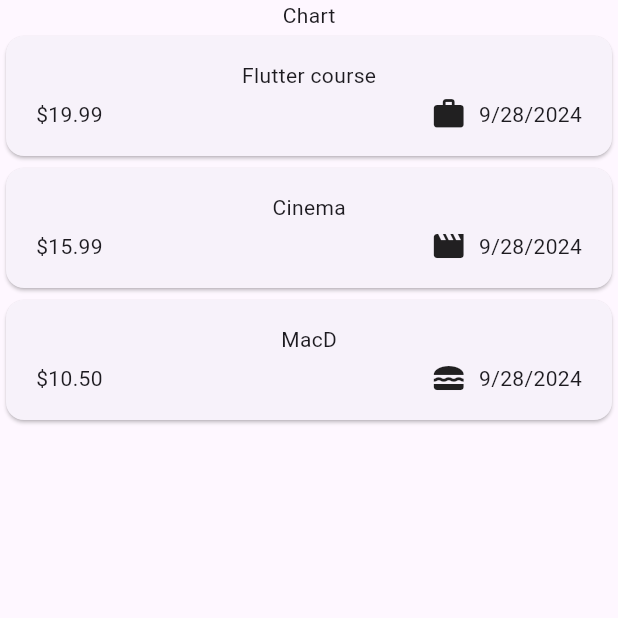
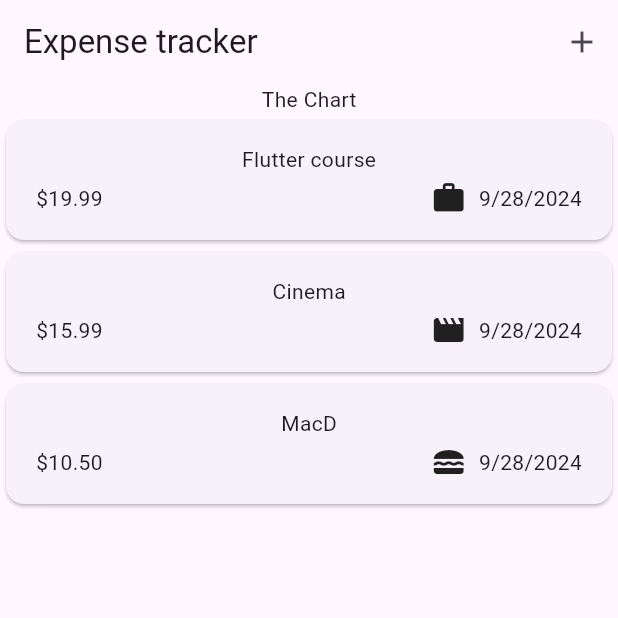
Before and after one commit to DanielNeset/expense_tracker, a Flutter app: the screen it shows after launch, on a phone screen of 412 x 824 dp, the top half of it. Run offline on Flutter 3.47's test engine with Material 3 defaults, Android fonts, the phone set to English and light mode, and no system bars.

Commit message:
Added AppBar with a button to open an modalBottomSheet

```diff
--- a/lib/expenses.dart
+++ b/lib/expenses.dart
@@ -34,12 +34,28 @@ class _ExpensesState extends State<Expenses> {
     ),
   ];
 
+  void _openAddExpenseOverlay() {
+    showModalBottomSheet(
+      context: context,
+      builder: (ctx) => const Text('Modal Bottom sheet'),
+    );
+  }
+
   @override
   Widget build(BuildContext context) {
     return Scaffold(
+      appBar: AppBar(
+        title: const Text('Expense tracker'),
+        actions: [
+          IconButton(
+            onPressed: _openAddExpenseOverlay,
+            icon: const Icon(Icons.add),
+          ),
+        ],
+      ),
       body: Column(
         children: [
-          const Text('Chart'),
+          const Text('The Chart'),
           Expanded(
             child: ExpensesList(expenses: _registeredExpenses),
           ),
```
